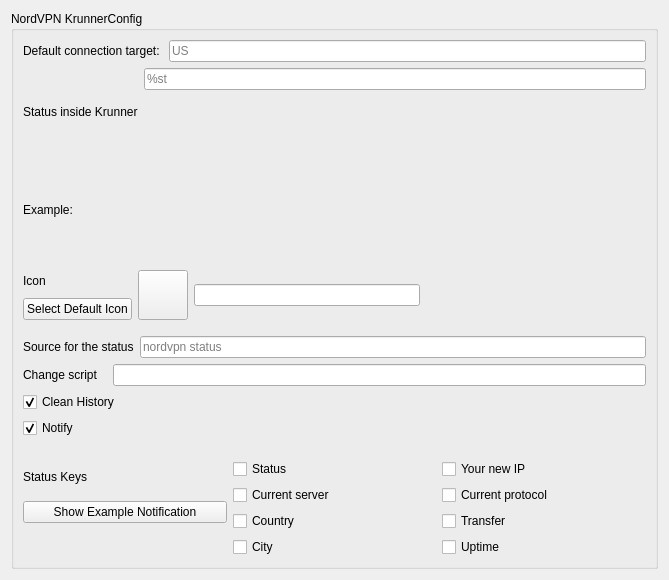
Before: the Qt Designer form src/config/nordvpn_config.ui in alex1701c/NordVPNKrunner, drawn with Qt 5.
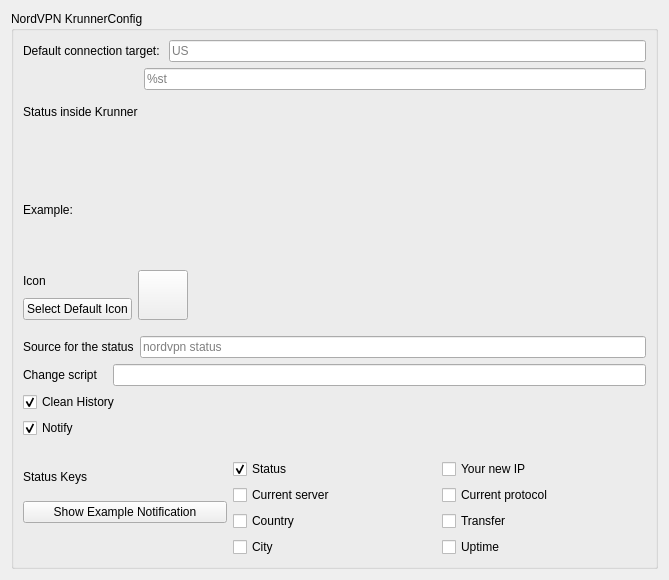
After: the same form once the commit is applied.

Commit message: Improve install script, finish GUI config, add preprocessor option

```diff
--- a/src/config/nordvpn_config.ui
+++ b/src/config/nordvpn_config.ui
@@ -151,9 +151,6 @@
           </property>
          </widget>
         </item>
-        <item>
-         <widget class="QLineEdit" name="iconManually"/>
-        </item>
         <item>
          <spacer name="horizontalSpacer">
           <property name="orientation">
@@ -287,6 +284,12 @@
               <property name="text">
                <string>Status</string>
               </property>
+              <property name="checkable">
+               <bool>true</bool>
+              </property>
+              <property name="checked">
+               <bool>true</bool>
+              </property>
              </widget>
             </item>
             <item>
```
The commit also changes 14 other files.
